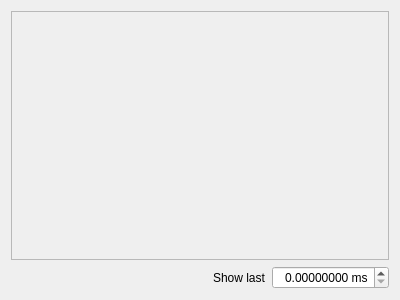
lucksus/neuro_edit, file NeuroEdit/neuron_membrane_plot_widget.ui: the form before one commit.
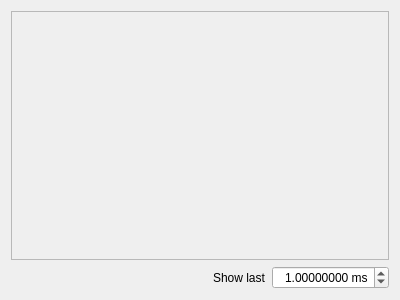
The form after the commit.

```diff
--- a/NeuroEdit/neuron_membrane_plot_widget.ui
+++ b/NeuroEdit/neuron_membrane_plot_widget.ui
@@ -63,6 +63,12 @@
        <property name="decimals">
         <number>8</number>
        </property>
+       <property name="singleStep">
+        <double>0.100000000000000</double>
+       </property>
+       <property name="value">
+        <double>1.000000000000000</double>
+       </property>
       </widget>
      </item>
     </layout>
```
